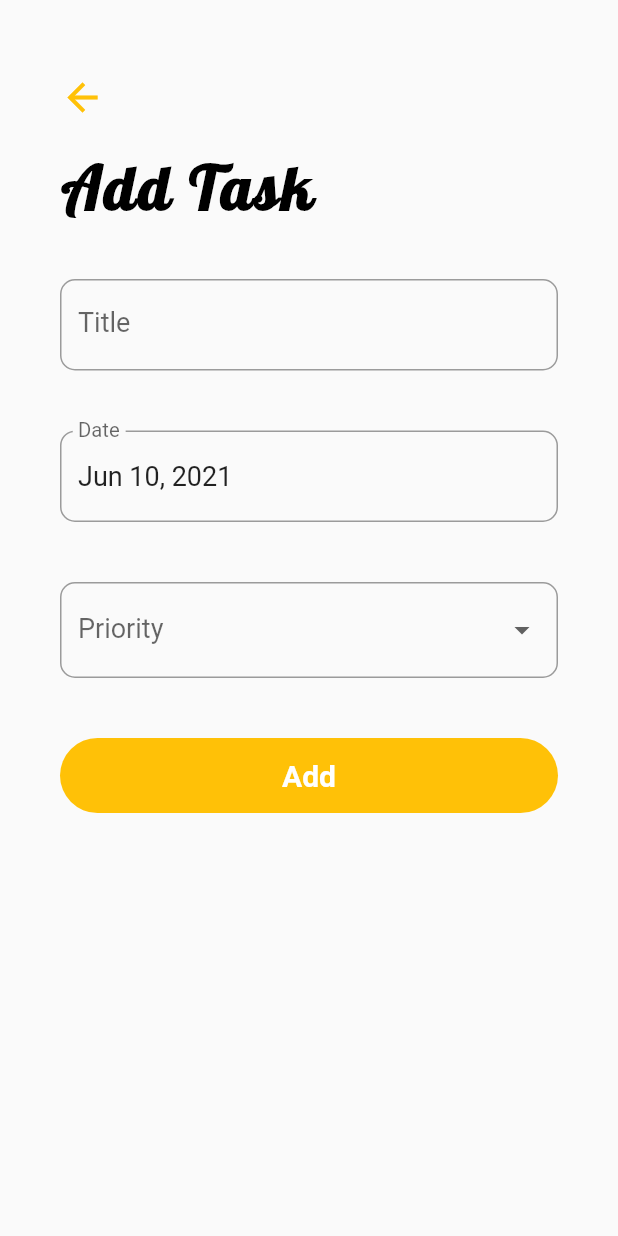
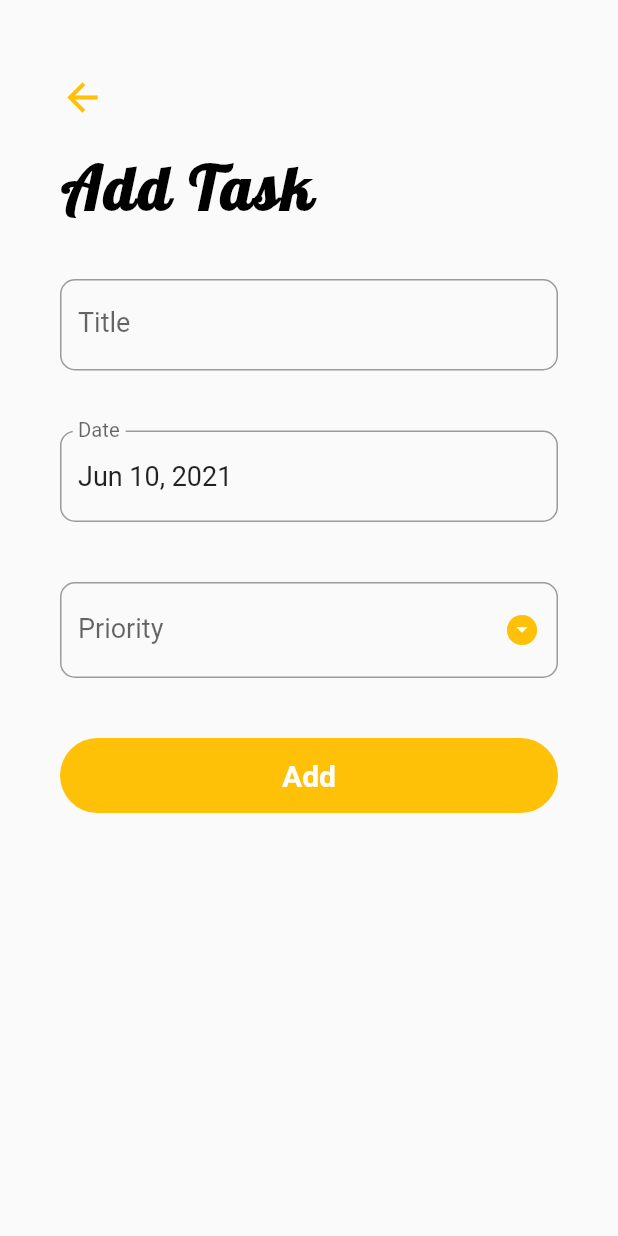
Before and after one commit to TalhaManzoor/todo-list-app, a Flutter app: the AddTaskScreen screen opened directly, on a phone screen of 412 x 824 dp. Run offline on Flutter 3.47's test engine with Material 2 defaults, Android fonts, the phone set to English and light mode, and no system bars; our stand-ins replace animated_splash_screen, page_transition, sqflite; accounts and stored records are empty.

Commit message:
change dropdown icon

```diff
--- a/lib/screens/add_task_screen.dart
+++ b/lib/screens/add_task_screen.dart
@@ -167,6 +167,7 @@ class _AddTaskScreenState extends State<AddTaskScreen> {
                           ),
                           child: DropdownButtonFormField(
                             isDense: true,
+                            icon: Icon(Icons.arrow_drop_down_circle,color: Theme.of(context).primaryColor,),
                             items: _priorities.map((String priority) {
                               return DropdownMenuItem(
                                   value: priority,
```
